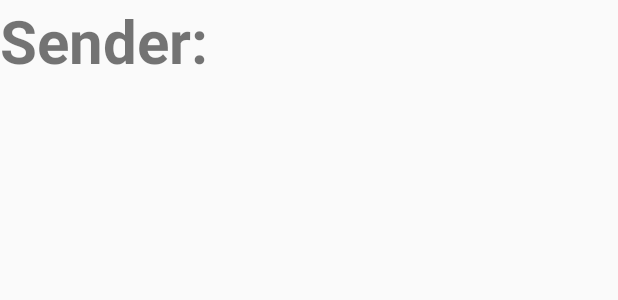
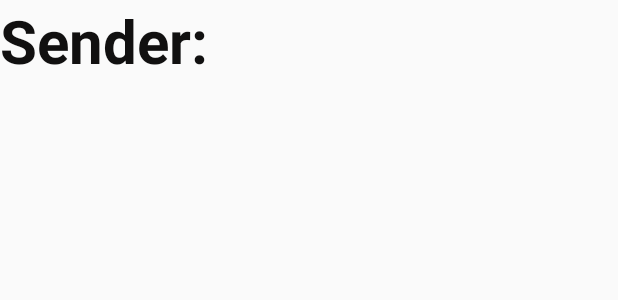
Before and after one commit to souvikchakraborty98/SMSTest, an Android app: the layout contact_listview.xml on its own in the app's theme, with its tools: preview values and no code run, on a phone screen of 412 x 824 dp. Shown: the top 300 px of the screen. Run offline under Robolectric (Android 15) with nearby library versions, the phone set to English and light mode, and no system bars.

Commit message:
Minor bugfix in senderlist_230619

```diff
--- a/app/src/main/res/layout/activity_recent_sms.xml
+++ b/app/src/main/res/layout/activity_recent_sms.xml
@@ -20,9 +20,10 @@
 
     <ListView
         android:id="@+id/listview"
+        style="@android:style/Widget.DeviceDefault.ExpandableListView"
         android:layout_width="wrap_content"
         android:layout_height="wrap_content"
         android:layout_below="@+id/textView12"
         android:layout_centerHorizontal="true"
-        android:background="@android:color/background_light" />
+        android:background="#5C968D" />
 </RelativeLayout>
--- a/app/src/main/res/layout/contact_listview.xml
+++ b/app/src/main/res/layout/contact_listview.xml
@@ -4,11 +4,12 @@
     android:layout_height="match_parent">
 
     <TextView
-        android:text="Sender: "
+        android:id="@+id/textView"
         android:layout_width="wrap_content"
         android:layout_height="wrap_content"
-        android:id="@+id/textView"
-        android:textStyle="bold"
-        android:textSize="40dp" />
+        android:text="Sender: "
+        android:textColor="#111010"
+        android:textSize="40dp"
+        android:textStyle="bold" />
 
 </RelativeLayout>
```
Also changed, not shown: app/src/main/java/com/hfad/smstest/recentSMS.java (+5 -4 lines), 1 other file.
